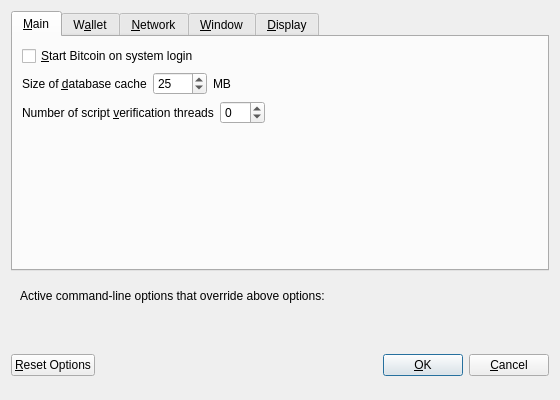
Before: the Qt Designer form src/qt/forms/optionsdialog.ui in raffermeko/bitcoin, drawn with Qt 5.
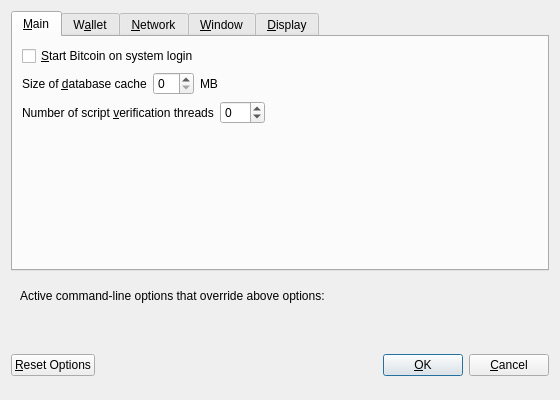
After: the same form once the commit is applied. Custom widgets are drawn as their Qt base class.

Commit message:
add constants for shared (GUI/core) -dbcache settings
- adds nDefaultDbCache, nMaxDbCache and nMinDbCache in txdb.h

The edit to the form file:
```diff
--- a/src/qt/forms/optionsdialog.ui
+++ b/src/qt/forms/optionsdialog.ui
@@ -53,17 +53,7 @@
           </widget>
          </item>
          <item>
-          <widget class="QSpinBox" name="databaseCache">
-           <property name="toolTip">
-            <string>Set database cache size in megabytes (default: 25)</string>
-           </property>
-           <property name="maximum">
-            <number>1024</number>
-           </property>
-           <property name="value">
-            <number>25</number>
-           </property>
-          </widget>
+          <widget class="QSpinBox" name="databaseCache"/>
          </item>
          <item>
           <widget class="QLabel" name="databaseCacheUnitLabel">
```
The commit also changes 4 other files.
